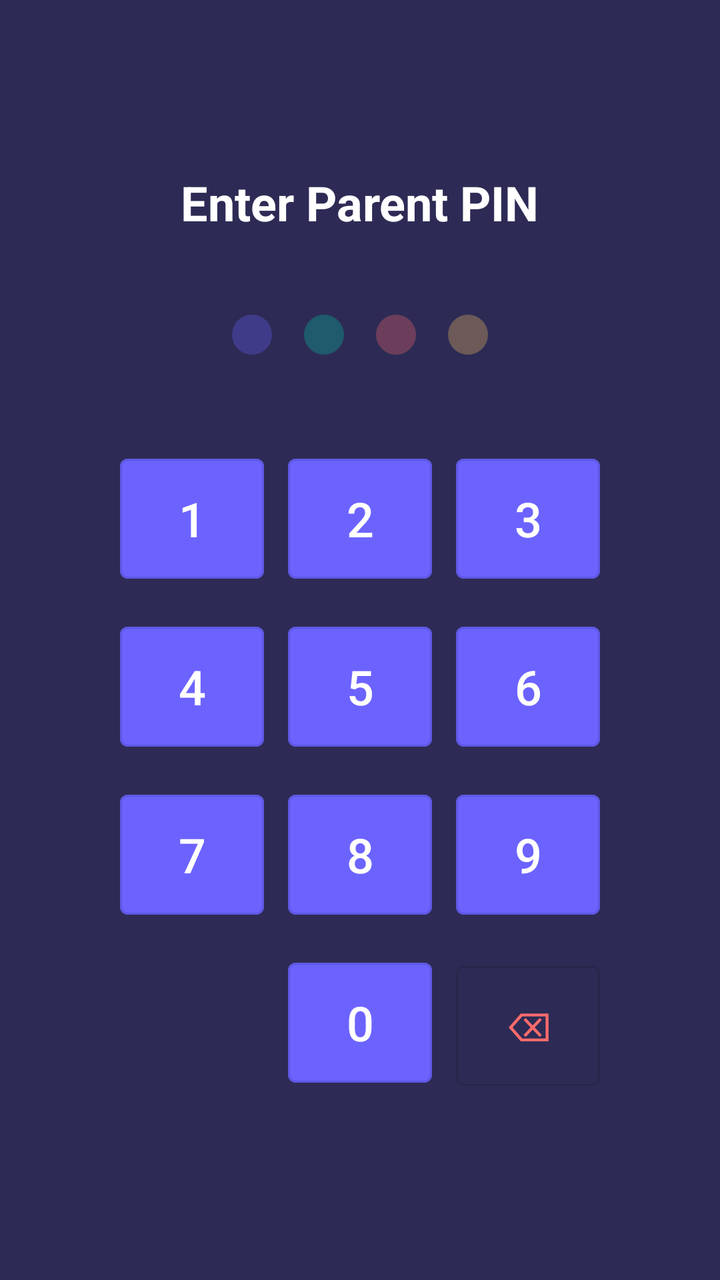
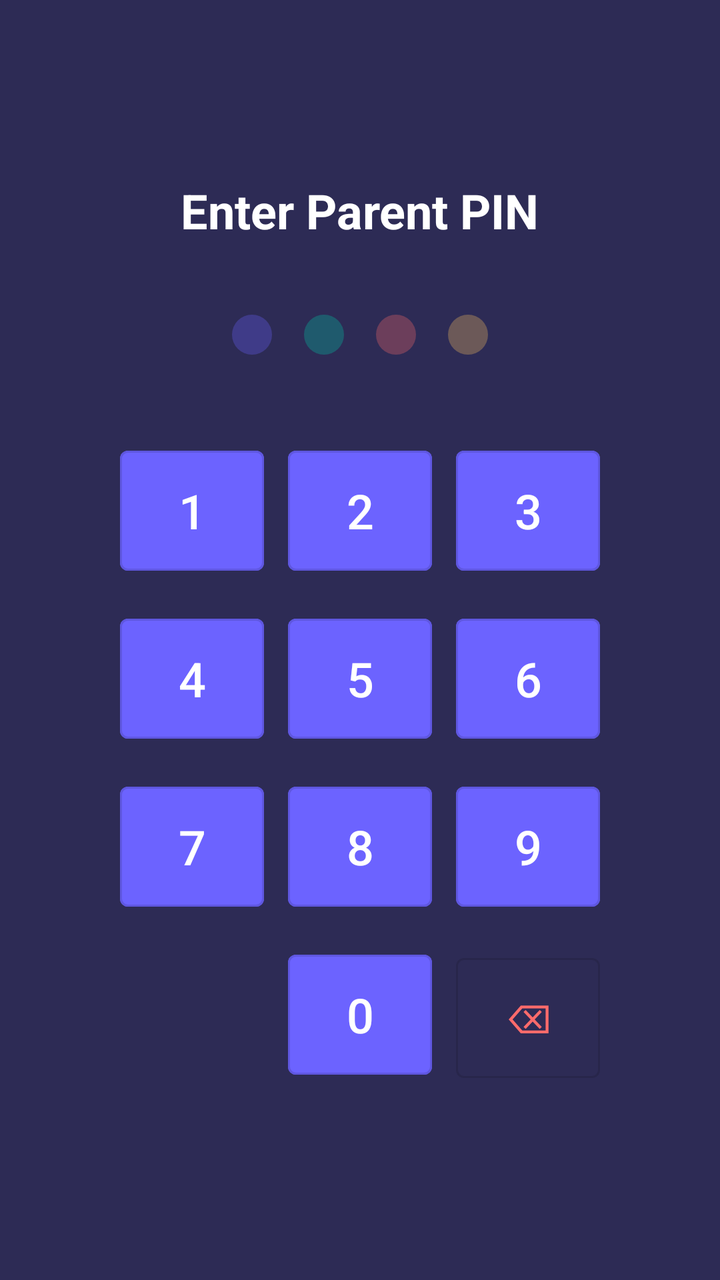

Screens rendered from an Android XML layout before and after an edit, with the pre-edit source and the edit as a unified diff.
<!-- AndroidManifest.xml: activity theme Theme.LittleLock.PinLock -->
<!-- res/layout/activity_pin_lock.xml -->
<?xml version="1.0" encoding="utf-8"?>
<LinearLayout xmlns:android="http://schemas.android.com/apk/res/android"
    android:layout_width="match_parent"
    android:layout_height="match_parent"
    android:orientation="vertical"
    android:background="@color/littlelock_pin_bg"
    android:gravity="center">

    <TextView
        android:id="@+id/tvPinTitle"
        android:layout_width="wrap_content"
        android:layout_height="wrap_content"
        android:text="@string/pin_enter_title"
        android:textColor="@color/white"
        android:textSize="24sp"
        android:textStyle="bold"
        android:layout_marginBottom="32dp" />

    
    <LinearLayout
        android:id="@+id/llPinDots"
        android:layout_width="wrap_content"
        android:layout_height="wrap_content"
        android:orientation="horizontal"
        android:layout_marginBottom="32dp">

        <ImageView
            android:id="@+id/ivDot1"
            android:layout_width="20dp"
            android:layout_height="20dp"
            android:layout_margin="8dp"
            android:background="@drawable/ic_app_icon_1"
            android:alpha="0.3" />

        <ImageView
            android:id="@+id/ivDot2"
            android:layout_width="20dp"
            android:layout_height="20dp"
            android:layout_margin="8dp"
            android:background="@drawable/ic_app_icon_2"
            android:alpha="0.3" />

        <ImageView
            android:id="@+id/ivDot3"
            android:layout_width="20dp"
            android:layout_height="20dp"
            android:layout_margin="8dp"
            android:background="@drawable/ic_app_icon_3"
            android:alpha="0.3" />

        <ImageView
            android:id="@+id/ivDot4"
            android:layout_width="20dp"
            android:layout_height="20dp"
            android:layout_margin="8dp"
            android:background="@drawable/ic_app_icon_4"
            android:alpha="0.3" />
    </LinearLayout>

    <TextView
        android:id="@+id/tvPinError"
        android:layout_width="wrap_content"
        android:layout_height="wrap_content"
        android:text=""
        android:textColor="#FF6B6B"
        android:textSize="14sp"
        android:layout_marginBottom="16dp"
        android:visibility="gone" />

    
    <GridLayout
        android:layout_width="wrap_content"
        android:layout_height="wrap_content"
        android:columnCount="3"
        android:rowCount="4">

        
        <Button
            android:id="@+id/btn1"
            style="@style/Widget.MaterialComponents.Button.OutlinedButton"
            android:layout_width="72dp"
            android:layout_height="72dp"
            android:layout_margin="6dp"
            android:text="1"
            android:textSize="24sp"
            android:textColor="@color/white"
            android:backgroundTint="@color/littlelock_pin_button" />

        <Button
            android:id="@+id/btn2"
            style="@style/Widget.MaterialComponents.Button.OutlinedButton"
            android:layout_width="72dp"
            android:layout_height="72dp"
            android:layout_margin="6dp"
            android:text="2"
            android:textSize="24sp"
            android:textColor="@color/white"
            android:backgroundTint="@color/littlelock_pin_button" />

        <Button
            android:id="@+id/btn3"
            style="@style/Widget.MaterialComponents.Button.OutlinedButton"
            android:layout_width="72dp"
            android:layout_height="72dp"
            android:layout_margin="6dp"
            android:text="3"
            android:textSize="24sp"
            android:textColor="@color/white"
            android:backgroundTint="@color/littlelock_pin_button" />

        
        <Button
            android:id="@+id/btn4"
            style="@style/Widget.MaterialComponents.Button.OutlinedButton"
            android:layout_width="72dp"
            android:layout_height="72dp"
            android:layout_margin="6dp"
            android:text="4"
            android:textSize="24sp"
            android:textColor="@color/white"
            android:backgroundTint="@color/littlelock_pin_button" />

        <Button
            android:id="@+id/btn5"
            style="@style/Widget.MaterialComponents.Button.OutlinedButton"
            android:layout_width="72dp"
            android:layout_height="72dp"
            android:layout_margin="6dp"
            android:text="5"
            android:textSize="24sp"
            android:textColor="@color/white"
            android:backgroundTint="@color/littlelock_pin_button" />

        <Button
            android:id="@+id/btn6"
            style="@style/Widget.MaterialComponents.Button.OutlinedButton"
            android:layout_width="72dp"
            android:layout_height="72dp"
            android:layout_margin="6dp"
            android:text="6"
            android:textSize="24sp"
            android:textColor="@color/white"
            android:backgroundTint="@color/littlelock_pin_button" />

        
        <Button
            android:id="@+id/btn7"
            style="@style/Widget.MaterialComponents.Button.OutlinedButton"
            android:layout_width="72dp"
            android:layout_height="72dp"
            android:layout_margin="6dp"
            android:text="7"
            android:textSize="24sp"
            android:textColor="@color/white"
            android:backgroundTint="@color/littlelock_pin_button" />

        <Button
            android:id="@+id/btn8"
            style="@style/Widget.MaterialComponents.Button.OutlinedButton"
            android:layout_width="72dp"
            android:layout_height="72dp"
            android:layout_margin="6dp"
            android:text="8"
            android:textSize="24sp"
            android:textColor="@color/white"
            android:backgroundTint="@color/littlelock_pin_button" />

        <Button
            android:id="@+id/btn9"
            style="@style/Widget.MaterialComponents.Button.OutlinedButton"
            android:layout_width="72dp"
            android:layout_height="72dp"
            android:layout_margin="6dp"
            android:text="9"
            android:textSize="24sp"
            android:textColor="@color/white"
            android:backgroundTint="@color/littlelock_pin_button" />

        
        <View
            android:layout_width="72dp"
            android:layout_height="72dp"
            android:layout_margin="6dp" />

        <Button
            android:id="@+id/btn0"
            style="@style/Widget.MaterialComponents.Button.OutlinedButton"
            android:layout_width="72dp"
            android:layout_height="72dp"
            android:layout_margin="6dp"
            android:text="0"
            android:textSize="24sp"
            android:textColor="@color/white"
            android:backgroundTint="@color/littlelock_pin_button" />

        <Button
            android:id="@+id/btnClear"
            style="@style/Widget.MaterialComponents.Button.OutlinedButton"
            android:layout_width="72dp"
            android:layout_height="72dp"
            android:layout_margin="6dp"
            android:text="⌫"
            android:textSize="20sp"
            android:textColor="#FF6B6B"
            android:backgroundTint="@android:color/transparent" />
    </GridLayout>

</LinearLayout>
<!-- resources referenced by this layout -->
<resources>
  <color name="littlelock_pin_bg">#FF2D2B55</color>
  <color name="littlelock_pin_button">#FF6C63FF</color>
  <color name="white">#FFFFFFFF</color>
  <!-- drawable ic_app_icon_1 (drawable) -->
  <?xml version="1.0" encoding="utf-8"?>
  <shape xmlns:android="http://schemas.android.com/apk/res/android"
      android:shape="oval">
      <solid android:color="@color/littlelock_icon_bg_1" />
  </shape>
  <!-- drawable ic_app_icon_2 (drawable) -->
  <?xml version="1.0" encoding="utf-8"?>
  <shape xmlns:android="http://schemas.android.com/apk/res/android"
      android:shape="oval">
      <solid android:color="@color/littlelock_icon_bg_2" />
  </shape>
  <!-- drawable ic_app_icon_3 (drawable) -->
  <?xml version="1.0" encoding="utf-8"?>
  <shape xmlns:android="http://schemas.android.com/apk/res/android"
      android:shape="oval">
      <solid android:color="@color/littlelock_icon_bg_3" />
  </shape>
  <!-- drawable ic_app_icon_4 (drawable) -->
  <?xml version="1.0" encoding="utf-8"?>
  <shape xmlns:android="http://schemas.android.com/apk/res/android"
      android:shape="oval">
      <solid android:color="@color/littlelock_icon_bg_4" />
  </shape>
  <string name="pin_enter_title">Enter Parent PIN</string>
  <style name="Theme.LittleLock.PinLock" parent="Theme.MaterialComponents.DayNight.DarkActionBar">
          <item name="colorPrimary">@color/littlelock_pin_button</item>
          <item name="colorOnPrimary">@color/littlelock_pin_button_text</item>
          <item name="android:colorBackground">@color/littlelock_pin_bg</item>
          <item name="android:statusBarColor">@color/littlelock_pin_bg</item>
          <item name="android:navigationBarColor">@color/littlelock_pin_bg</item>
      </style>
  <color name="littlelock_icon_bg_1">#FF6C63FF</color>
  <color name="littlelock_icon_bg_2">#FF00C9A7</color>
  <color name="littlelock_icon_bg_3">#FFFF6B6B</color>
  <color name="littlelock_icon_bg_4">#FFFFC75F</color>
  <color name="littlelock_pin_button_text">#FFFFFFFF</color>
</resources>

<!-- the commit's change to res/layout/activity_pin_lock.xml (unified diff, before → after) -->
@@ -1,9 +1,16 @@
 <?xml version="1.0" encoding="utf-8"?>
-<LinearLayout xmlns:android="http://schemas.android.com/apk/res/android"
+<ScrollView xmlns:android="http://schemas.android.com/apk/res/android"
     android:layout_width="match_parent"
     android:layout_height="match_parent"
+    android:background="@color/littlelock_pin_bg"
+    android:fillViewport="true">
+
+<LinearLayout
+    android:layout_width="match_parent"
+    android:layout_height="wrap_content"
+    android:minHeight="0dp"
     android:orientation="vertical"
-    android:background="@color/littlelock_pin_bg"
+    android:padding="8dp"
     android:gravity="center">
 
     <TextView
@@ -14,7 +21,7 @@
         android:textColor="@color/white"
         android:textSize="24sp"
         android:textStyle="bold"
-        android:layout_marginBottom="32dp" />
+        android:layout_marginBottom="@dimen/pin_gap" />
 
     
     <LinearLayout
@@ -22,7 +29,7 @@
         android:layout_width="wrap_content"
         android:layout_height="wrap_content"
         android:orientation="horizontal"
-        android:layout_marginBottom="32dp">
+        android:layout_marginBottom="@dimen/pin_gap">
 
         <ImageView
             android:id="@+id/ivDot1"
@@ -78,9 +85,9 @@
         <Button
             android:id="@+id/btn1"
             style="@style/Widget.MaterialComponents.Button.OutlinedButton"
-            android:layout_width="72dp"
-            android:layout_height="72dp"
-            android:layout_margin="6dp"
+            android:layout_width="@dimen/pin_key"
+            android:layout_height="@dimen/pin_key"
+            android:layout_margin="@dimen/pin_key_margin"
             android:text="1"
             android:textSize="24sp"
             android:textColor="@color/white"
@@ -89,9 +96,9 @@
         <Button
             android:id="@+id/btn2"
             style="@style/Widget.MaterialComponents.Button.OutlinedButton"
-            android:layout_width="72dp"
-            android:layout_height="72dp"
-            android:layout_margin="6dp"
+            android:layout_width="@dimen/pin_key"
+            android:layout_height="@dimen/pin_key"
+            android:layout_margin="@dimen/pin_key_margin"
             android:text="2"
             android:textSize="24sp"
             android:textColor="@color/white"
@@ -100,9 +107,9 @@
         <Button
             android:id="@+id/btn3"
             style="@style/Widget.MaterialComponents.Button.OutlinedButton"
-            android:layout_width="72dp"
-            android:layout_height="72dp"
-            android:layout_margin="6dp"
+            android:layout_width="@dimen/pin_key"
+            android:layout_height="@dimen/pin_key"
+            android:layout_margin="@dimen/pin_key_margin"
             android:text="3"
             android:textSize="24sp"
             android:textColor="@color/white"
@@ -112,9 +119,9 @@
         <Button
             android:id="@+id/btn4"
             style="@style/Widget.MaterialComponents.Button.OutlinedButton"
-            android:layout_width="72dp"
-            android:layout_height="72dp"
-            android:layout_margin="6dp"
+            android:layout_width="@dimen/pin_key"
+            android:layout_height="@dimen/pin_key"
+            android:layout_margin="@dimen/pin_key_margin"
             android:text="4"
             android:textSize="24sp"
             android:textColor="@color/white"
@@ -123,9 +130,9 @@
         <Button
             android:id="@+id/btn5"
             style="@style/Widget.MaterialComponents.Button.OutlinedButton"
-            android:layout_width="72dp"
-            android:layout_height="72dp"
-            android:layout_margin="6dp"
+            android:layout_width="@dimen/pin_key"
+            android:layout_height="@dimen/pin_key"
+            android:layout_margin="@dimen/pin_key_margin"
             android:text="5"
             android:textSize="24sp"
             android:textColor="@color/white"
@@ -134,9 +141,9 @@
         <Button
             android:id="@+id/btn6"
             style="@style/Widget.MaterialComponents.Button.OutlinedButton"
-            android:layout_width="72dp"
-            android:layout_height="72dp"
-            android:layout_margin="6dp"
+            android:layout_width="@dimen/pin_key"
+            android:layout_height="@dimen/pin_key"
+            android:layout_margin="@dimen/pin_key_margin"
             android:text="6"
             android:textSize="24sp"
             android:textColor="@color/white"
@@ -146,9 +153,9 @@
         <Button
             android:id="@+id/btn7"
             style="@style/Widget.MaterialComponents.Button.OutlinedButton"
-            android:layout_width="72dp"
-            android:layout_height="72dp"
-            android:layout_margin="6dp"
+            android:layout_width="@dimen/pin_key"
+            android:layout_height="@dimen/pin_key"
+            android:layout_margin="@dimen/pin_key_margin"
             android:text="7"
             android:textSize="24sp"
             android:textColor="@color/white"
@@ -157,9 +164,9 @@
         <Button
             android:id="@+id/btn8"
             style="@style/Widget.MaterialComponents.Button.OutlinedButton"
-            android:layout_width="72dp"
-            android:layout_height="72dp"
-            android:layout_margin="6dp"
+            android:layout_width="@dimen/pin_key"
+            android:layout_height="@dimen/pin_key"
+            android:layout_margin="@dimen/pin_key_margin"
             android:text="8"
             android:textSize="24sp"
             android:textColor="@color/white"
@@ -168,9 +175,9 @@
         <Button
             android:id="@+id/btn9"
             style="@style/Widget.MaterialComponents.Button.OutlinedButton"
-            android:layout_width="72dp"
-            android:layout_height="72dp"
-            android:layout_margin="6dp"
+            android:layout_width="@dimen/pin_key"
+            android:layout_height="@dimen/pin_key"
+            android:layout_margin="@dimen/pin_key_margin"
             android:text="9"
             android:textSize="24sp"
             android:textColor="@color/white"
@@ -178,16 +185,16 @@
 
         
         <View
-            android:layout_width="72dp"
-            android:layout_height="72dp"
-            android:layout_margin="6dp" />
+            android:layout_width="@dimen/pin_key"
+            android:layout_height="@dimen/pin_key"
+            android:layout_margin="@dimen/pin_key_margin" />
 
         <Button
             android:id="@+id/btn0"
             style="@style/Widget.MaterialComponents.Button.OutlinedButton"
-            android:layout_width="72dp"
-            android:layout_height="72dp"
-            android:layout_margin="6dp"
+            android:layout_width="@dimen/pin_key"
+            android:layout_height="@dimen/pin_key"
+            android:layout_margin="@dimen/pin_key_margin"
             android:text="0"
             android:textSize="24sp"
             android:textColor="@color/white"
@@ -196,9 +203,9 @@
         <Button
             android:id="@+id/btnClear"
             style="@style/Widget.MaterialComponents.Button.OutlinedButton"
-            android:layout_width="72dp"
-            android:layout_height="72dp"
-            android:layout_margin="6dp"
+            android:layout_width="@dimen/pin_key"
+            android:layout_height="@dimen/pin_key"
+            android:layout_margin="@dimen/pin_key_margin"
             android:text="⌫"
             android:textSize="20sp"
             android:textColor="#FF6B6B"
@@ -206,3 +213,4 @@
     </GridLayout>
 
 </LinearLayout>
+</ScrollView>
<!-- resource entries referenced after the edit -->
@@ -3,6 +3,9 @@
   <color name="littlelock_pin_bg">#FF2D2B55</color>
   <color name="littlelock_pin_button">#FF6C63FF</color>
   <color name="white">#FFFFFFFF</color>
+  <dimen name="pin_gap">12dp</dimen>
+  <dimen name="pin_key">56dp</dimen>
+  <dimen name="pin_key_margin">4dp</dimen>
   <!-- drawable ic_app_icon_1 (drawable) -->
   <?xml version="1.0" encoding="utf-8"?>
   <shape xmlns:android="http://schemas.android.com/apk/res/android"
